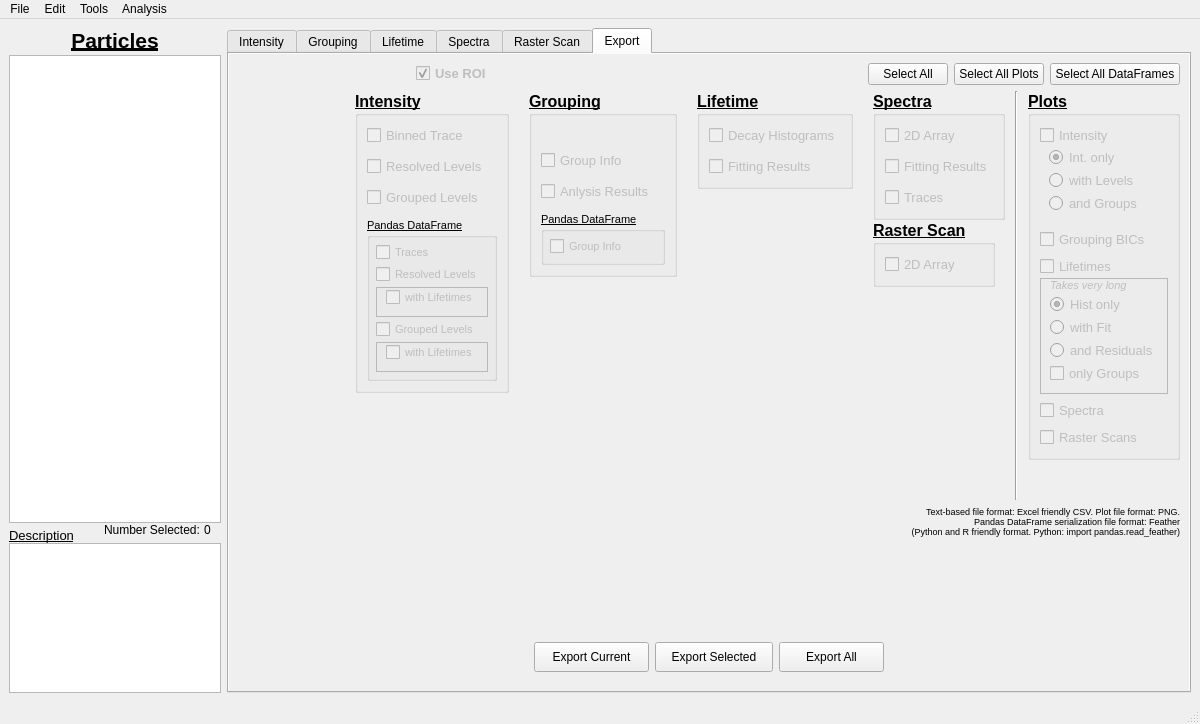
Before: the Qt Designer form resources/ui/mainwindow.ui in BioPhysicsUP/Full_SMS, drawn with Qt 5.
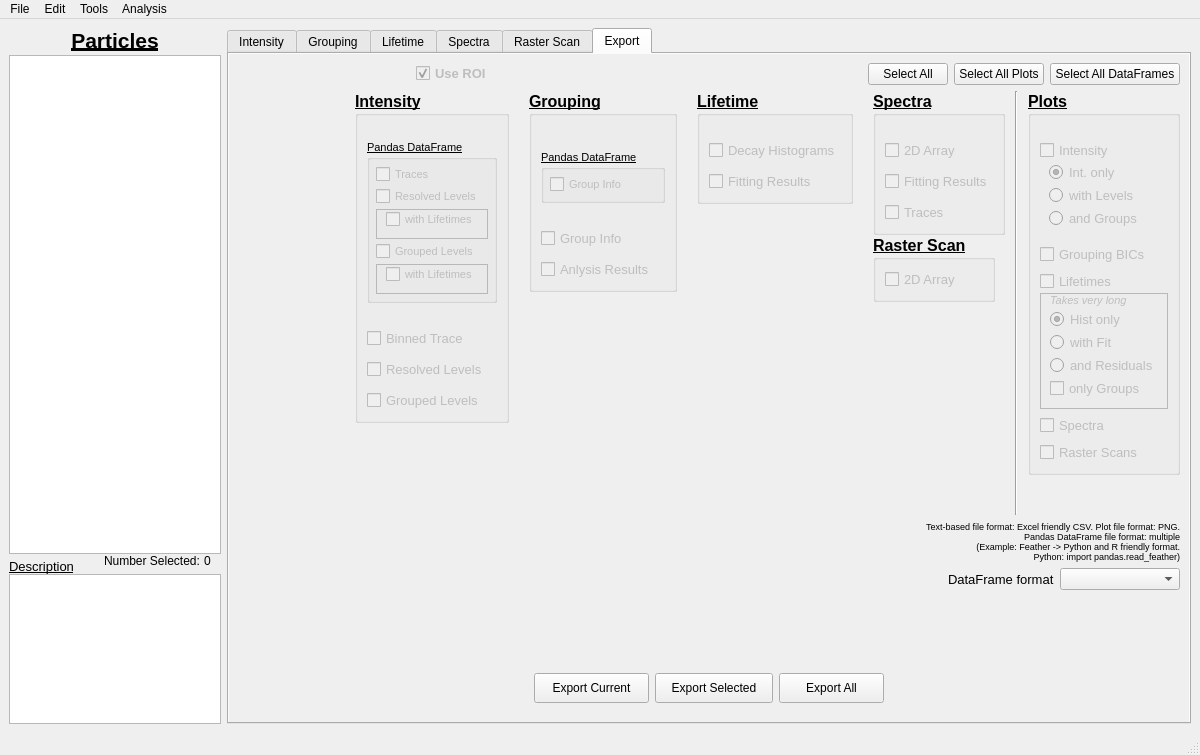
After: the same form once the commit is applied. The open tabs and pages were chosen to show the change. Icons and pictures are not drawn. Custom widgets are drawn as their Qt base class.

Commit message: Added multiple DataFrame export format options.

Patch:
```diff
--- a/resources/ui/mainwindow.ui
+++ b/resources/ui/mainwindow.ui
@@ -8,7 +8,7 @@
     <x>0</x>
     <y>0</y>
     <width>1200</width>
-    <height>724</height>
+    <height>755</height>
    </rect>
   </property>
   <property name="sizePolicy">
@@ -2684,61 +2684,20 @@
                      <number>10</number>
                     </property>
                     <item>
-                     <widget class="QCheckBox" name="chbEx_Trace">
-                      <property name="enabled">
-                       <bool>false</bool>
+                     <spacer name="verticalSpacer_7">
+                      <property name="orientation">
+                       <enum>Qt::Vertical</enum>
                       </property>
-                      <property name="font">
-                       <font>
-                        <pointsize>10</pointsize>
-                        <weight>50</weight>
-                        <bold>false</bold>
-                        <underline>false</underline>
-                        <strikeout>false</strikeout>
-                       </font>
+                      <property name="sizeType">
+                       <enum>QSizePolicy::Fixed</enum>
                       </property>
-                      <property name="text">
-                       <string>Binned Trace</string>
+                      <property name="sizeHint" stdset="0">
+                       <size>
+                        <width>20</width>
+                        <height>15</height>
+                       </size>
                       </property>
-                     </widget>
-                    </item>
-                    <item>
-                     <widget class="QCheckBox" name="chbEx_Levels">
-                      <property name="enabled">
-                       <bool>false</bool>
-                      </property>
-                      <property name="font">
-                       <font>
-                        <pointsize>10</pointsize>
-                        <weight>50</weight>
-                        <bold>false</bold>
-                        <underline>false</underline>
-                        <strikeout>false</strikeout>
-                       </font>
-                      </property>
-                      <property name="text">
-                       <string>Resolved Levels</string>
-                      </property>
-                     </widget>
-                    </item>
-                    <item>
-                     <widget class="QCheckBox" name="chbEx_Grouped_Levels">
-                      <property name="enabled">
-                       <bool>false</bool>
-                      </property>
-                      <property name="font">
-                       <font>
-                        <pointsize>10</pointsize>
-                        <weight>50</weight>
-                        <bold>false</bold>
-                        <underline>false</underline>
-                        <strikeout>false</strikeout>
-                       </font>
-                      </property>
-                      <property name="text">
-                       <string>Grouped Levels</string>
-                      </property>
-                     </widget>
+                     </spacer>
                     </item>
                     <item>
                      <widget class="QGroupBox" name="gbxDFIntensity">
@@ -2901,6 +2860,79 @@
                       </layout>
                      </widget>
                     </item>
+                    <item>
+                     <spacer name="verticalSpacer_8">
+                      <property name="orientation">
+                       <enum>Qt::Vertical</enum>
+                      </property>
+                      <property name="sizeType">
+                       <enum>QSizePolicy::Fixed</enum>
+                      </property>
+                      <property name="sizeHint" stdset="0">
+                       <size>
+                        <width>20</width>
+                        <height>15</height>
+                       </size>
+                      </property>
+                     </spacer>
+                    </item>
+                    <item>
+                     <widget class="QCheckBox" name="chbEx_Trace">
+                      <property name="enabled">
+                       <bool>false</bool>
+                      </property>
+                      <property name="font">
+                       <font>
+                        <pointsize>10</pointsize>
+                        <weight>50</weight>
+                        <bold>false</bold>
+                        <underline>false</underline>
+                        <strikeout>false</strikeout>
+                       </font>
+                      </property>
+                      <property name="text">
+                       <string>Binned Trace</string>
+                      </property>
+                     </widget>
+                    </item>
+                    <item>
+                     <widget class="QCheckBox" name="chbEx_Levels">
+                      <property name="enabled">
+                       <bool>false</bool>
+                      </property>
+                      <property name="font">
+                       <font>
+                        <pointsize>10</pointsize>
+                        <weight>50</weight>
+                        <bold>false</bold>
+                        <underline>false</underline>
+                        <strikeout>false</strikeout>
+                       </font>
+                      </property>
+                      <property name="text">
+                       <string>Resolved Levels</string>
+                      </property>
+                     </widget>
+                    </item>
+                    <item>
+                     <widget class="QCheckBox" name="chbEx_Grouped_Levels">
+                      <property name="enabled">
+                       <bool>false</bool>
+                      </property>
+                      <property name="font">
+                       <font>
+                        <pointsize>10</pointsize>
+                        <weight>50</weight>
+                        <bold>false</bold>
+                        <underline>false</underline>
+                        <strikeout>false</strikeout>
+                       </font>
+                      </property>
+                      <property name="text">
+                       <string>Grouped Levels</string>
+                      </property>
+                     </widget>
+                    </item>
                    </layout>
                   </widget>
                  </item>
@@ -3031,42 +3063,6 @@
                       </property>
                      </widget>
                     </item>
-                    <item>
-                     <widget class="QCheckBox" name="chbEx_Grouping_Info">
-                      <property name="enabled">
-                       <bool>false</bool>
-                      </property>
-                      <property name="font">
-                       <font>
-                        <pointsize>10</pointsize>
-                        <weight>50</weight>
-                        <bold>false</bold>
-                        <underline>false</underline>
-                       </font>
-                      </property>
-                      <property name="text">
-                       <string>Group Info</string>
-                      </property>
-                     </widget>
-                    </item>
-                    <item>
-                     <widget class="QCheckBox" name="chbEx_Grouping_Results">
-                      <property name="enabled">
-                       <bool>false</bool>
-                      </property>
-                      <property name="font">
-                       <font>
-                        <pointsize>10</pointsize>
-                        <weight>50</weight>
-                        <bold>false</bold>
-                        <underline>false</underline>
-                       </font>
-                      </property>
-                      <property name="text">
-                       <string>Anlysis Results</string>
-                      </property>
-                     </widget>
-                    </item>
                     <item>
                      <widget class="QGroupBox" name="gbxDFGroups">
                       <property name="font">
@@ -3119,6 +3115,58 @@
                       </layout>
                      </widget>
                     </item>
+                    <item>
+                     <spacer name="verticalSpacer_11">
+                      <property name="orientation">
+                       <enum>Qt::Vertical</enum>
+                      </property>
+                      <property name="sizeType">
+                       <enum>QSizePolicy::Fixed</enum>
+                      </property>
+                      <property name="sizeHint" stdset="0">
+                       <size>
+                        <width>20</width>
+                        <height>15</height>
+                       </size>
+                      </property>
+                     </spacer>
+                    </item>
+                    <item>
+                     <widget class="QCheckBox" name="chbEx_Grouping_Info">
+                      <property name="enabled">
+                       <bool>false</bool>
+                      </property>
+                      <property name="font">
+                       <font>
+                        <pointsize>10</pointsize>
+                        <weight>50</weight>
+                        <bold>false</bold>
+                        <underline>false</underline>
+                       </font>
+                      </property>
+                      <property name="text">
+                       <string>Group Info</string>
+                      </property>
+                     </widget>
+                    </item>
+                    <item>
+                     <widget class="QCheckBox" name="chbEx_Grouping_Results">
+                      <property name="enabled">
+                       <bool>false</bool>
+                      </property>
+                      <property name="font">
+                       <font>
+                        <pointsize>10</pointsize>
+                        <weight>50</weight>
+                        <bold>false</bold>
+                        <underline>false</underline>
+                       </font>
+                      </property>
+                      <property name="text">
+                       <string>Anlysis Results</string>
+                      </property>
+                     </widget>
+                    </item>
                    </layout>
                   </widget>
                  </item>
@@ -3225,6 +3273,22 @@
                     <property name="spacing">
                      <number>10</number>
                     </property>
+                    <item>
+                     <spacer name="verticalSpacer_6">
+                      <property name="orientation">
+                       <enum>Qt::Vertical</enum>
+                      </property>
+                      <property name="sizeType">
+                       <enum>QSizePolicy::Fixed</enum>
+                      </property>
+                      <property name="sizeHint" stdset="0">
+                       <size>
+                        <width>20</width>
+                        <height>15</height>
+                       </size>
+                      </property>
+                     </spacer>
+                    </item>
                     <item>
                      <widget class="QCheckBox" name="chbEx_Hist">
                       <property name="enabled">
@@ -3367,6 +3431,22 @@
                     <property name="spacing">
                      <number>10</number>
                     </property>
+                    <item>
+                     <spacer name="verticalSpacer_9">
+                      <property name="orientation">
+                       <enum>Qt::Vertical</enum>
+                      </property>
+                      <property name="sizeType">
+                       <enum>QSizePolicy::Fixed</enum>
+                      </property>
+                      <property name="sizeHint" stdset="0">
+                       <size>
+                        <width>20</width>
+                        <height>15</height>
+                       </size>
+                      </property>
+                     </spacer>
+                    </item>
                     <item>
                      <widget class="QCheckBox" name="chbEx_Spectra_2D">
                       <property name="enabled">
@@ -3603,6 +3683,22 @@
                     <property name="spacing">
                      <number>1</number>
                     </property>
+                    <item>
+                     <spacer name="verticalSpacer_10">
+                      <property name="orientation">
+                       <enum>Qt::Vertical</enum>
+                      </property>
+                      <property name="sizeType">
+                       <enum>QSizePolicy::Fixed</enum>
+                      </property>
+                      <property name="sizeHint" stdset="0">
+                       <size>
+                        <width>20</width>
+                        <height>15</height>
+                       </size>
+                      </property>
+                     </spacer>
+                    </item>
                     <item>
                      <widget class="QCheckBox" name="chbEx_Plot_Intensity">
                       <property name="enabled">
@@ -4043,13 +4139,13 @@
               </property>
               <property name="minimumSize">
                <size>
-                <width>300</width>
+                <width>320</width>
                 <height>0</height>
                </size>
               </property>
               <property name="maximumSize">
                <size>
-                <width>300</width>
+                <width>320</width>
                 <height>16777215</height>
                </size>
               </property>
@@ -4063,8 +4159,9 @@
               </property>
               <property name="text">
                <string>Text-based file format: Excel friendly CSV. Plot file format: PNG.
- Pandas DataFrame serialization file format: Feather
-(Python and R friendly format. Python: import pandas.read_feather)</string>
+ Pandas DataFrame file format: multiple
+(Example: Feather -&gt; Python and R friendly format.
+Python: import pandas.read_feather)</string>
               </property>
               <property name="alignment">
                <set>Qt::AlignRight|Qt::AlignTrailing|Qt::AlignVCenter</set>
@@ -4076,6 +4173,51 @@
             </item>
            </layout>
           </item>
+          <item>
+           <layout class="QHBoxLayout" name="layEx_Buttons_7">
+            <property name="sizeConstraint">
+             <enum>QLayout::SetDefaultConstraint</enum>
+            </property>
+            <item>
+             <spacer name="spcEx_Buttons_Left_7">
+              <property name="orientation">
+               <enum>Qt::Horizontal</enum>
+              </property>
+              <property name="sizeType">
+               <enum>QSizePolicy::Expanding</enum>
+              </property>
+              <property name="sizeHint" stdset="0">
+               <size>
+                <width>100</width>
+                <height>20</height>
+               </size>
+              </property>
+             </spacer>
+            </item>
+            <item>
+             <widget class="QLabel" name="lblDataFrameFormat">
+              <property name="font">
+               <font>
+                <pointsize>10</pointsize>
+               </font>
+              </property>
+              <property name="text">
+               <string>DataFrame format</string>
+              </property>
+             </widget>
+            </item>
+            <item>
+             <widget class="QComboBox" name="cmbEx_DataFrame_Format">
+              <property name="minimumSize">
+               <size>
+                <width>120</width>
+                <height>0</height>
+               </size>
+              </property>
+             </widget>
+            </item>
+           </layout>
+          </item>
           <item>
            <spacer name="spcEx_Mid">
             <property name="orientation">
```
Left out of the diff: 2 changed lines with no effect on the pictures. The commit also changes 7 other files.
